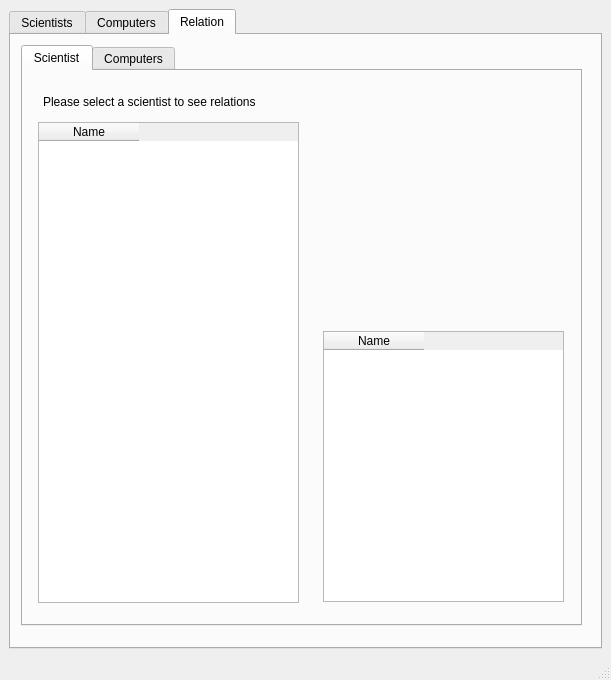
The window that Verklegt/mainmenu.ui (disaerna/T-113-VLN1) describes before a commit, drawn with Qt 5.
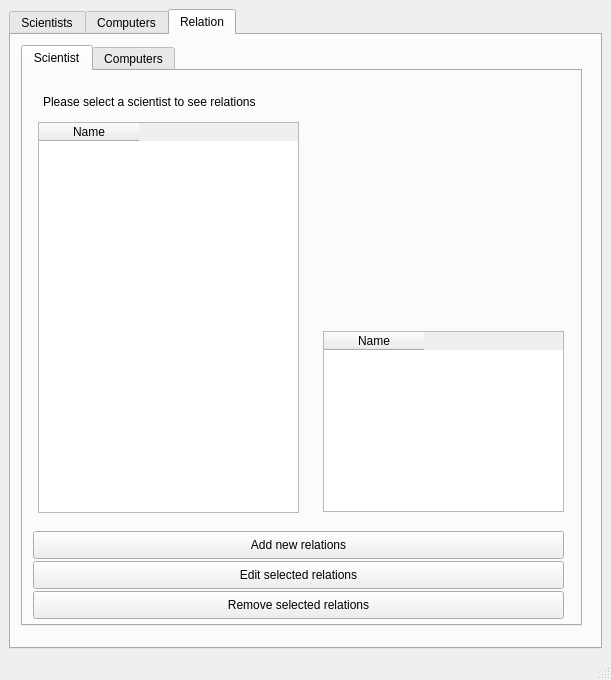
The same window after the commit. The open tabs and pages were chosen to show the change.

Patch:
```diff
--- a/Verklegt/mainmenu.ui
+++ b/Verklegt/mainmenu.ui
@@ -368,7 +368,7 @@
             <x>15</x>
             <y>51</y>
             <width>261</width>
-            <height>481</height>
+            <height>391</height>
            </rect>
           </property>
           <column>
@@ -380,7 +380,7 @@
          <widget class="QLabel" name="imageScientist">
           <property name="geometry">
            <rect>
-            <x>350</x>
+            <x>370</x>
             <y>50</y>
             <width>161</width>
             <height>151</height>
@@ -396,7 +396,7 @@
             <x>300</x>
             <y>260</y>
             <width>241</width>
-            <height>271</height>
+            <height>181</height>
            </rect>
           </property>
           <column>
@@ -418,6 +418,45 @@
            <string>Please select a scientist to see relations</string>
           </property>
          </widget>
+         <widget class="QPushButton" name="pushButton">
+          <property name="geometry">
+           <rect>
+            <x>10</x>
+            <y>460</y>
+            <width>531</width>
+            <height>28</height>
+           </rect>
+          </property>
+          <property name="text">
+           <string>Add new relations</string>
+          </property>
+         </widget>
+         <widget class="QPushButton" name="pushButton_2">
+          <property name="geometry">
+           <rect>
+            <x>10</x>
+            <y>490</y>
+            <width>531</width>
+            <height>28</height>
+           </rect>
+          </property>
+          <property name="text">
+           <string>Edit selected relations</string>
+          </property>
+         </widget>
+         <widget class="QPushButton" name="pushButton_3">
+          <property name="geometry">
+           <rect>
+            <x>10</x>
+            <y>520</y>
+            <width>531</width>
+            <height>28</height>
+           </rect>
+          </property>
+          <property name="text">
+           <string>Remove selected relations</string>
+          </property>
+         </widget>
         </widget>
         <widget class="QWidget" name="tab_2">
          <attribute name="title">
```
Left out of the diff: 53 changed lines with no effect on the pictures.
